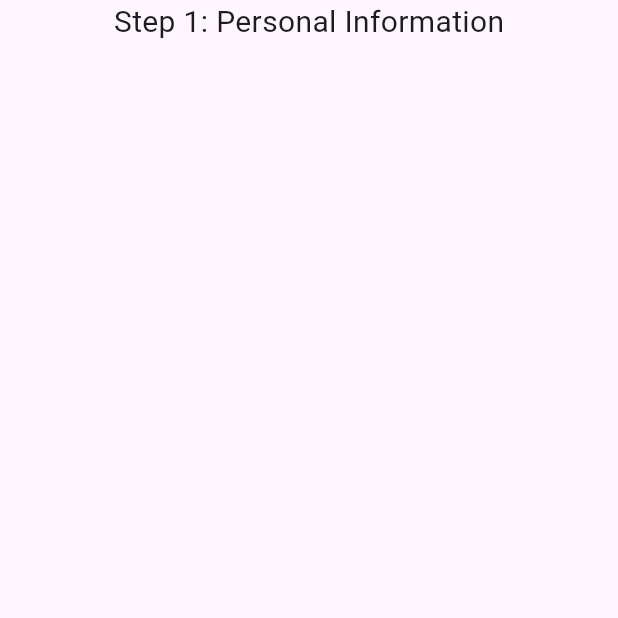
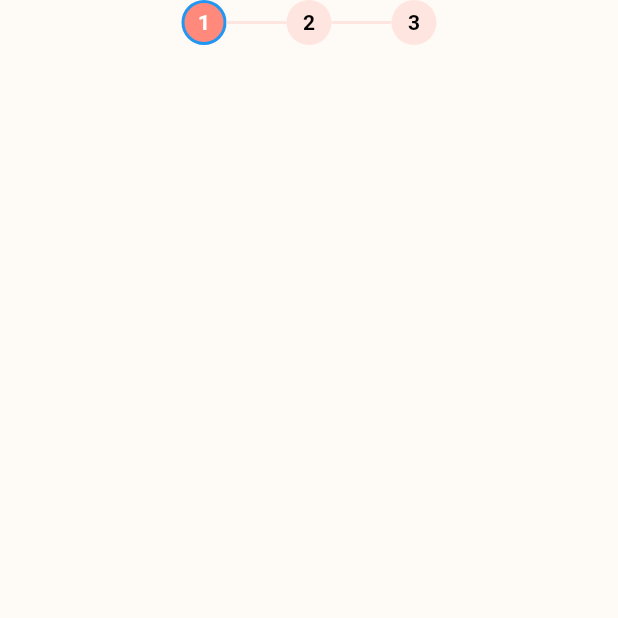
Before and after one commit to sparshatandukar/lunaflow, a Flutter app: the screen it shows after launch, on a phone screen of 412 x 824 dp, the top half of it. Run offline on Flutter 3.47's test engine with Material 3 defaults, Android fonts, the phone set to English and light mode, and no system bars; Roboto replaces fonts that are missing (Abhaya Libre).

Commit message:
created questionnaire page

```diff
--- a/lib/landing page/navigate.dart
+++ b/lib/landing page/navigate.dart
@@ -29,6 +29,7 @@ class _navigateState extends State<navigate> {
               btnName: 'Login',
               onPressed: () {},
             ),
+
             const SizedBox(height:10),
             Custombutton(
               btnName: 'Sign up',
--- a/lib/questionnaire/Age.dart
+++ b/lib/questionnaire/Age.dart
@@ -12,18 +12,20 @@ class _AgeState extends State<Age> {
   @override
   Widget build(BuildContext context) {
     return Scaffold(
-      body: SafeArea(child:
-        Container(
-        width: double.infinity,
+      backgroundColor: const Color(0xFFFEFAF5),
+
+      body: SafeArea(
           child: Column(
-            children: [
-              CustomSteps(
-                stepNo: 'Step 1: Personal Information',
-              ),
-            ],
-          ),
-      )
+          mainAxisAlignment: MainAxisAlignment.start,
+          children: [
+          // Step Header with Progress Indicator Only
+          const CustomSteps(
+          currentStep: 1,
+          totalSteps: 3,
       ),
+      ],
+      ),
+    ),
     );
   }
 }
--- a/lib/widgets/layout/CustomSteps.dart
+++ b/lib/widgets/layout/CustomSteps.dart
@@ -1,22 +1,59 @@
 import 'package:flutter/material.dart';
 
-class CustomSteps extends StatefulWidget {
-  final String stepNo;
-  const CustomSteps({super.key, required this.stepNo});
+class CustomSteps extends StatelessWidget {
+  final int currentStep;
+  final int totalSteps;
+
+  const CustomSteps({
+    super.key,
+    required this.currentStep,
+    required this.totalSteps,
+  });
 
   @override
-  State<CustomSteps> createState() => _CustomStepsState();
-}
-
-class _CustomStepsState extends State<CustomSteps> {
-  @override
   Widget build(BuildContext context) {
-    return Text(widget.stepNo,
-      style: TextStyle(
-        fontSize: 20,
-        fontFamily: 'Abhaya Libre',
-
-      ),);
-
+    return Row(
+      mainAxisAlignment: MainAxisAlignment.center,
+      children: List.generate(
+        totalSteps,
+            (index) {
+          final isActive = index + 1 == currentStep;
+          return Row(
+            children: [
+              // Step Circle
+              Container(
+                width: 30,
+                height: 30,
+                decoration: BoxDecoration(
+                  color: isActive
+                      ? const Color(0xFFFF897A) // Active step color
+                      : const Color(0xFFFFE5E0), // Inactive step color
+                  borderRadius: BorderRadius.circular(15),
+                  border: isActive
+                      ? Border.all(color: Colors.blue, width: 2) // Active step border
+                      : Border.all(color: Colors.transparent),
+                ),
+                child: Center(
+                  child: Text(
+                    '${index + 1}',
+                    style: TextStyle(
+                      color: isActive ? Colors.white : Colors.black,
+                      fontWeight: FontWeight.bold,
+                    ),
+                  ),
+                ),
+              ),
+              // Line Connector
+              if (index < totalSteps - 1)
+                Container(
+                  width: 40,
+                  height: 2,
+                  color: const Color(0xFFFFE5E0),
+                ),
+            ],
+          );
+        },
+      ),
+    );
   }
 }
```
Also changed, not shown: pubspec.yaml (+0 -8 lines).
